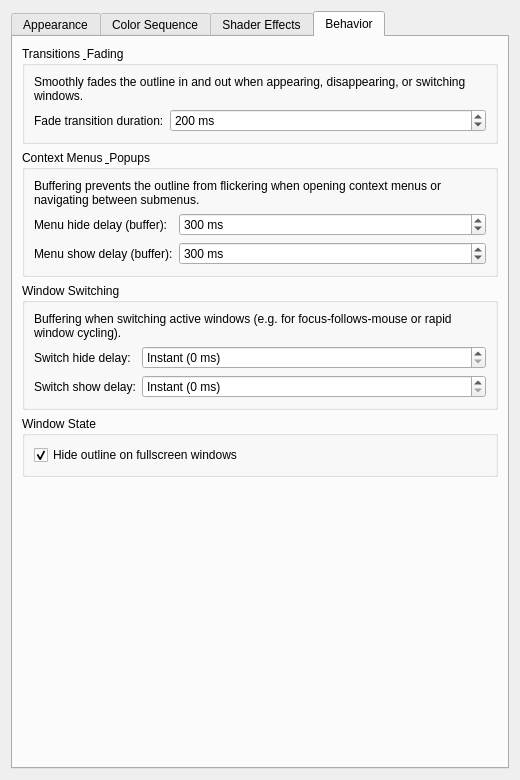
Before: the Qt Designer form activewindowoutline_config.ui in gmalinowski/LeapK, drawn with Qt 5.
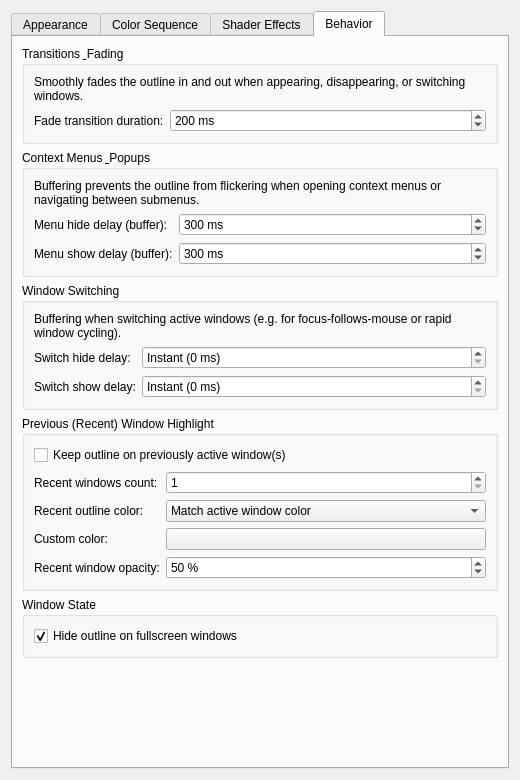
After: the same form once the commit is applied. The open tabs and pages were chosen to show the change. Custom widgets are drawn as their Qt base class.

Commit message: feat(behavior): add recent windows focus history highlight with custom color and count (v1.4.25)

```diff
--- a/activewindowoutline_config.ui
+++ b/activewindowoutline_config.ui
@@ -1391,6 +1391,126 @@
         </widget>
        </item>
 
+       <item>
+        <widget class="QGroupBox" name="groupRecentWindow">
+         <property name="title">
+          <string>Previous (Recent) Window Highlight</string>
+         </property>
+         <layout class="QFormLayout" name="formLayoutRecentWindow">
+          <item row="0" column="0" colspan="2">
+           <widget class="QCheckBox" name="kcfg_HighlightRecentWindow">
+            <property name="text">
+             <string>Keep outline on previously active window(s)</string>
+            </property>
+            <property name="toolTip">
+             <string>Draws a subdued outline around recent windows to help track focus history when multitasking or tiling windows.</string>
+            </property>
+           </widget>
+          </item>
+          <item row="1" column="0">
+           <widget class="QLabel" name="label_recentWindowsCount">
+            <property name="text">
+             <string>Recent windows count:</string>
+            </property>
+            <property name="toolTip">
+             <string>How many previously focused windows to highlight (1–5).</string>
+            </property>
+           </widget>
+          </item>
+          <item row="1" column="1">
+           <widget class="QSpinBox" name="kcfg_RecentWindowsCount">
+            <property name="toolTip">
+             <string>How many previously focused windows to highlight (1–5).</string>
+            </property>
+            <property name="minimum">
+             <number>1</number>
+            </property>
+            <property name="maximum">
+             <number>5</number>
+            </property>
+            <property name="value">
+             <number>1</number>
+            </property>
+           </widget>
+          </item>
+          <item row="2" column="0">
+           <widget class="QLabel" name="label_recentWindowColorMode">
+            <property name="text">
+             <string>Recent outline color:</string>
+            </property>
+           </widget>
+          </item>
+          <item row="2" column="1">
+           <widget class="QComboBox" name="kcfg_RecentWindowColorMode">
+            <item>
+             <property name="text">
+              <string>Match active window color</string>
+             </property>
+            </item>
+            <item>
+             <property name="text">
+              <string>Custom static color</string>
+             </property>
+            </item>
+           </widget>
+          </item>
+          <item row="3" column="0">
+           <widget class="QLabel" name="label_recentWindowCustomColor">
+            <property name="text">
+             <string>Custom color:</string>
+            </property>
+           </widget>
+          </item>
+          <item row="3" column="1">
+           <widget class="KColorButton" name="kcfg_RecentWindowCustomColor">
+            <property name="alphaChannelEnabled">
+             <bool>true</bool>
+            </property>
+            <property name="color">
+             <color alpha="255">
+              <red>127</red>
+              <green>140</green>
+              <blue>141</blue>
+             </color>
+            </property>
+           </widget>
+          </item>
+          <item row="4" column="0">
+           <widget class="QLabel" name="label_recentWindowOpacity">
+            <property name="text">
+             <string>Recent window opacity:</string>
+            </property>
+            <property name="toolTip">
+             <string>Opacity percentage of the previous window outline (default: 50%).</string>
+            </property>
+           </widget>
+          </item>
+          <item row="4" column="1">
+           <widget class="QSpinBox" name="kcfg_RecentWindowOpacity">
+            <property name="toolTip">
+             <string>Opacity percentage of the previous window outline (default: 50%).</string>
+            </property>
+            <property name="minimum">
+             <number>10</number>
+            </property>
+            <property name="maximum">
+             <number>100</number>
+            </property>
+            <property name="singleStep">
+             <number>5</number>
+            </property>
+            <property name="value">
+             <number>50</number>
+            </property>
+            <property name="suffix">
+             <string> %</string>
+            </property>
+           </widget>
+          </item>
+         </layout>
+        </widget>
+       </item>
+
        <item>
         <widget class="QGroupBox" name="groupWindowStates">
          <property name="title">
```
The commit also changes 11 other files.
